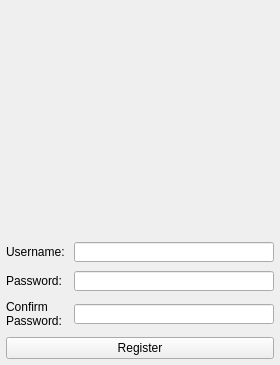
Qt form VaporChat/registerwindow.ui (nwestbury/VaporChat) before a commit.
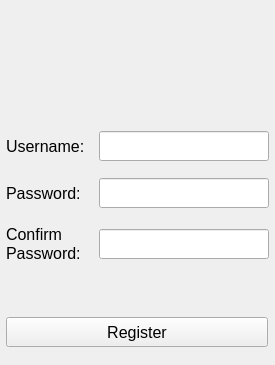
The same form after that commit.

```diff
--- a/VaporChat/registerwindow.ui
+++ b/VaporChat/registerwindow.ui
@@ -30,11 +30,62 @@
     <number>6</number>
    </property>
    <item>
-    <widget class="QLabel" name="iconLabel">
-     <property name="text">
-      <string/>
-     </property>
-    </widget>
+    <layout class="QHBoxLayout" name="horizontalLayout_4">
+     <item>
+      <spacer name="horizontalSpacer">
+       <property name="orientation">
+        <enum>Qt::Horizontal</enum>
+       </property>
+       <property name="sizeHint" stdset="0">
+        <size>
+         <width>40</width>
+         <height>20</height>
+        </size>
+       </property>
+      </spacer>
+     </item>
+     <item>
+      <widget class="QLabel" name="iconLabel">
+       <property name="sizePolicy">
+        <sizepolicy hsizetype="Fixed" vsizetype="Fixed">
+         <horstretch>0</horstretch>
+         <verstretch>0</verstretch>
+        </sizepolicy>
+       </property>
+       <property name="minimumSize">
+        <size>
+         <width>100</width>
+         <height>100</height>
+        </size>
+       </property>
+       <property name="maximumSize">
+        <size>
+         <width>100</width>
+         <height>100</height>
+        </size>
+       </property>
+       <property name="layoutDirection">
+        <enum>Qt::LeftToRight</enum>
+       </property>
+       <property name="text">
+        <string/>
+       </property>
+      </widget>
+     </item>
+     <item>
+      <spacer name="horizontalSpacer_2">
+       <property name="orientation">
+        <enum>Qt::Horizontal</enum>
+       </property>
+       <property name="sizeHint" stdset="0">
+        <size>
+         <width>40</width>
+         <height>20</height>
+        </size>
+       </property>
+      </spacer>
+     </item>
+    </layout>
    </item>
    <item>
     <layout class="QHBoxLayout" name="horizontalLayout">
@@ -52,6 +103,11 @@
          <height>20</height>
         </size>
        </property>
+       <property name="font">
+        <font>
+         <pointsize>12</pointsize>
+        </font>
+       </property>
        <property name="text">
         <string>Username:</string>
        </property>
@@ -61,16 +117,21 @@
       <widget class="QLineEdit" name="regUsernameEdit">
        <property name="minimumSize">
         <size>
-         <width>200</width>
-         <height>20</height>
+         <width>170</width>
+         <height>30</height>
         </size>
        </property>
        <property name="maximumSize">
         <size>
-         <width>200</width>
-         <height>20</height>
+         <width>170</width>
+         <height>30</height>
         </size>
        </property>
+       <property name="font">
+        <font>
+         <pointsize>12</pointsize>
+        </font>
+       </property>
       </widget>
      </item>
     </layout>
@@ -91,6 +152,11 @@
          <height>20</height>
         </size>
        </property>
+       <property name="font">
+        <font>
+         <pointsize>12</pointsize>
+        </font>
+       </property>
        <property name="text">
         <string>Password:</string>
        </property>
@@ -106,16 +172,21 @@
        </property>
        <property name="minimumSize">
         <size>
-         <width>200</width>
-         <height>20</height>
+         <width>170</width>
+         <height>30</height>
         </size>
        </property>
        <property name="maximumSize">
         <size>
-         <width>200</width>
-         <height>20</height>
+         <width>170</width>
+         <height>30</height>
         </size>
        </property>
+       <property name="font">
+        <font>
+         <pointsize>12</pointsize>
+        </font>
+       </property>
        <property name="echoMode">
         <enum>QLineEdit::Password</enum>
        </property>
@@ -132,6 +203,11 @@
        </property>
        <item>
         <widget class="QLabel" name="regConfirmLabel">
+         <property name="font">
+          <font>
+           <pointsize>12</pointsize>
+          </font>
+         </property>
          <property name="text">
           <string>Confirm</string>
          </property>
@@ -139,6 +215,11 @@
        </item>
        <item>
         <widget class="QLabel" name="regConPasswordLabel">
+         <property name="font">
+          <font>
+           <pointsize>12</pointsize>
+          </font>
+         </property>
          <property name="text">
           <string>Password:</string>
          </property>
@@ -156,16 +237,21 @@
        </property>
        <property name="minimumSize">
         <size>
-         <width>200</width>
-         <height>20</height>
+         <width>170</width>
+         <height>30</height>
         </size>
        </property>
        <property name="maximumSize">
         <size>
-         <width>200</width>
-         <height>20</height>
+         <width>170</width>
+         <height>30</height>
         </size>
        </property>
+       <property name="font">
+        <font>
+         <pointsize>12</pointsize>
+        </font>
+       </property>
        <property name="text">
         <string/>
        </property>
@@ -176,8 +262,50 @@
      </item>
     </layout>
    </item>
+   <item>
+    <widget class="QLabel" name="errorLabel">
+     <property name="sizePolicy">
+      <sizepolicy hsizetype="Fixed" vsizetype="Fixed">
+       <horstretch>0</horstretch>
+       <verstretch>0</verstretch>
+      </sizepolicy>
+     </property>
+     <property name="minimumSize">
+      <size>
+       <width>262</width>
+       <height>20</height>
+      </size>
+     </property>
+     <property name="maximumSize">
+      <size>
+       <width>262</width>
+       <height>20</height>
+      </size>
+     </property>
+     <property name="text">
+      <string/>
+     </property>
+    </widget>
+   </item>
    <item>
     <widget class="QPushButton" name="registerButton">
+     <property name="sizePolicy">
+      <sizepolicy hsizetype="Fixed" vsizetype="Fixed">
+       <horstretch>0</horstretch>
+       <verstretch>0</verstretch>
+      </sizepolicy>
+     </property>
+     <property name="minimumSize">
+      <size>
+       <width>262</width>
+       <height>30</height>
+      </size>
+     </property>
+     <property name="font">
+      <font>
+       <pointsize>12</pointsize>
+      </font>
+     </property>
      <property name="text">
       <string>Register</string>
      </property>
```
